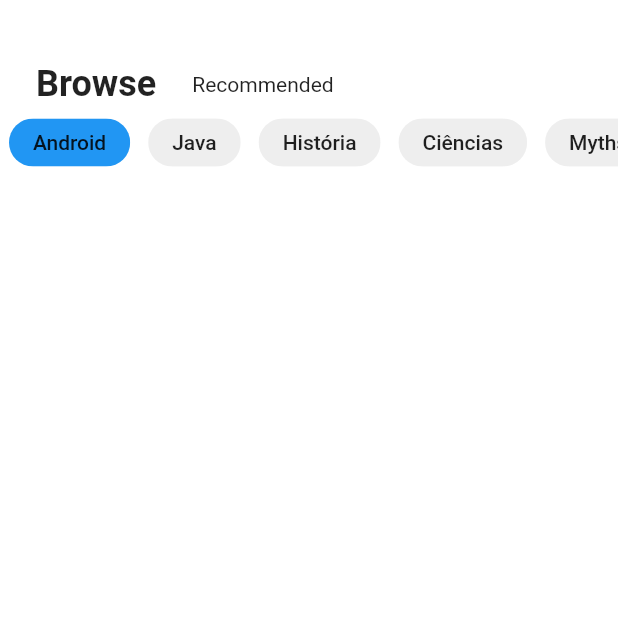
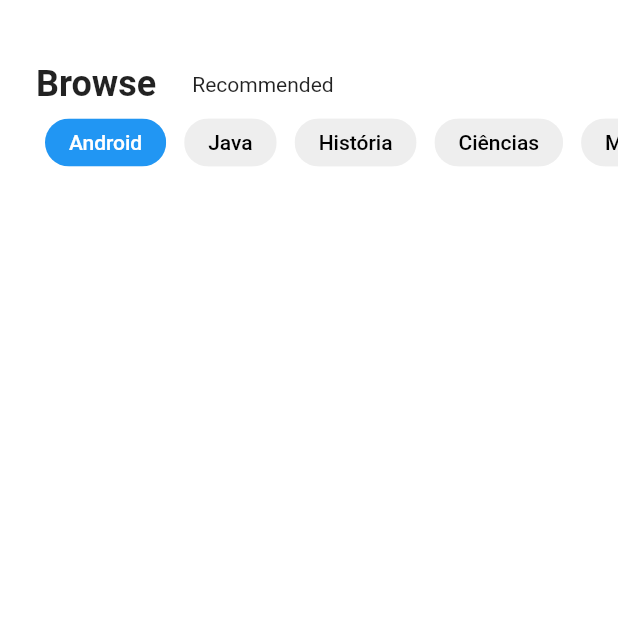
Before and after one commit to AndreDevLopes/BookFlix, a Flutter app: the screen it shows after launch, on a phone screen of 412 x 824 dp, the top half of it. Run offline on Flutter 3.47's test engine with Material 2 defaults, Android fonts, the phone set to English and light mode, and no system bars.

Commit message:
style de text

```diff
--- a/lib/home/home_page.dart
+++ b/lib/home/home_page.dart
@@ -30,14 +30,13 @@ class _HomePageState extends State<HomePage> {
       body: Container(
         width: MediaQuery.of(context).size.width,
         height: MediaQuery.of(context).size.height,
-        padding: EdgeInsets.only(top: 42),
+        padding: EdgeInsets.only(top: 42, left: 24),
         child: Column(
           children: <Widget>[
             Row(
               children: <Widget>[
                 Padding(
                   padding: const EdgeInsets.only(
-                    left: 24,
                     right: 24,
                   ),
                   child: Text(
@@ -77,7 +76,13 @@ class _HomePageState extends State<HomePage> {
                         backgroundColor: index == _selectIndex
                             ? Colors.blue
                             : Colors.grey[200],
-                        label: Text(categorias.elementAt(index)),
+                        label: Text(
+                          categorias.elementAt(index),
+                          style: TextStyle(
+                              color: index == _selectIndex
+                                  ? Colors.white
+                                  : Colors.black),
+                        ),
                       ),
                     ),
                   );
```
